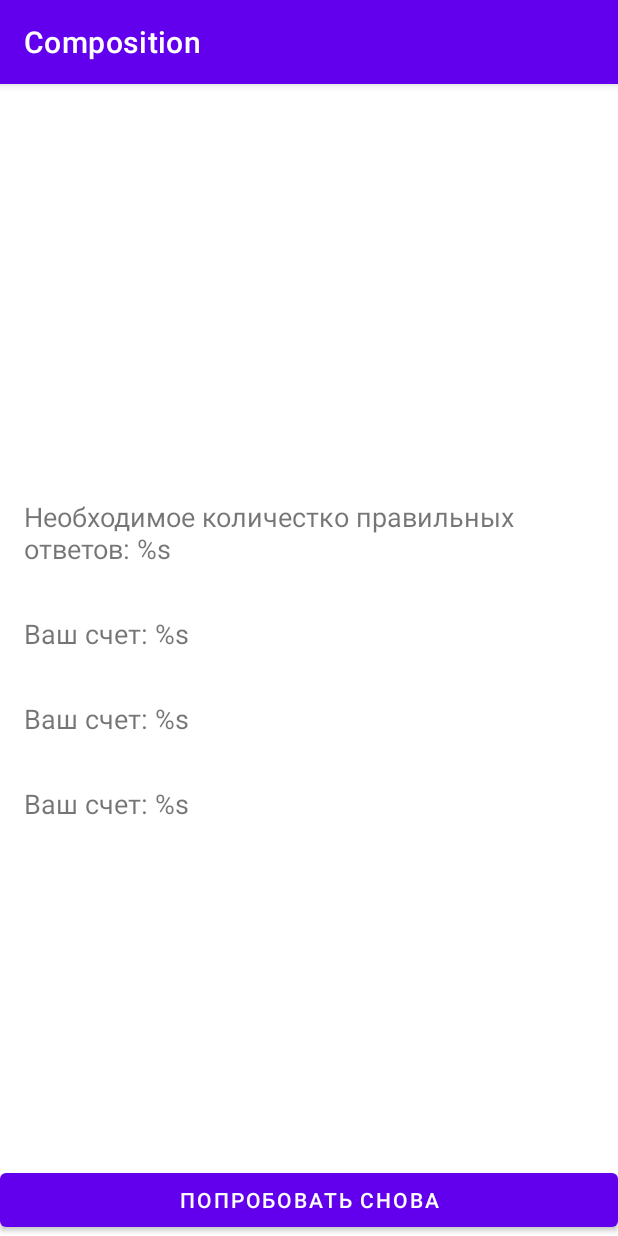
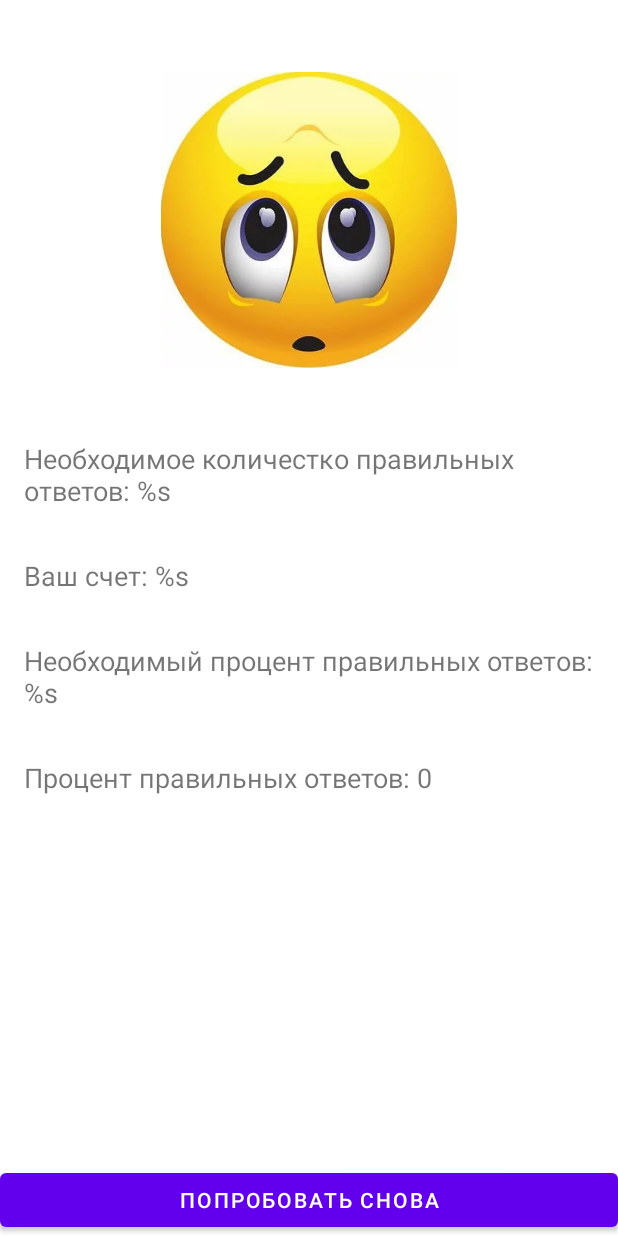
Before and after one commit to sb066coder/Composition, an Android app: the fragment GameFinishedFragment shown on its own in the app's theme, on a phone screen of 412 x 824 dp. Run offline under Robolectric (Android 15) with nearby library versions, the phone set to English and light mode, and no system bars; 7 statements that could not run were skipped.

Commit message:
GameFinishedFragment complete

```diff
--- a/app/src/main/AndroidManifest.xml
+++ b/app/src/main/AndroidManifest.xml
@@ -13,7 +13,8 @@
         tools:targetApi="31">
         <activity
             android:name=".presentation.MainActivity"
-            android:exported="true">
+            android:exported="true"
+            android:screenOrientation="portrait">
             <intent-filter>
                 <action android:name="android.intent.action.MAIN" />
 
--- a/app/src/main/java/ru/sb066coder/composition/presentation/GameFinishedFragment.kt
+++ b/app/src/main/java/ru/sb066coder/composition/presentation/GameFinishedFragment.kt
@@ -8,6 +8,7 @@ import android.view.ViewGroup
 import androidx.activity.OnBackPressedCallback
 import androidx.fragment.app.Fragment
 import androidx.fragment.app.FragmentManager
+import ru.sb066coder.composition.R
 import ru.sb066coder.composition.databinding.FragmentGameFinishedBinding
 import ru.sb066coder.composition.domain.entity.GameResult
 
@@ -25,9 +26,7 @@ class GameFinishedFragment : Fragment() {
     }
 
     override fun onCreateView(
-        inflater: LayoutInflater,
-        container: ViewGroup?,
-        savedInstanceState: Bundle?
+        inflater: LayoutInflater, container: ViewGroup?, savedInstanceState: Bundle?
     ): View {
         _binding = FragmentGameFinishedBinding.inflate(inflater, container, false)
         return binding.root
@@ -35,6 +34,33 @@ class GameFinishedFragment : Fragment() {
 
     override fun onViewCreated(view: View, savedInstanceState: Bundle?) {
         super.onViewCreated(view, savedInstanceState)
+        setupListeners()
+        bindViews()
+    }
+
+    private fun bindViews() {
+        val context = requireContext()
+        with(binding) {
+            ivEmojiResult.setImageResource(getSmileResId())
+            tvRequiredAnswers.text = String.format(
+                context.getString(R.string.required_answers_amount),
+                gameResult.gameSettings.minAmountOfRightAnswers.toString()
+            )
+            tvScoreAnswers.text = String.format(
+                context.getString(R.string.score_answers),
+                gameResult.amountOfRightAnswers.toString()
+            )
+            tvRequiredPercentage.text = String.format(
+                context.getString(R.string.required_answers_percent),
+                gameResult.gameSettings.minPercentOfRightAnswers.toString()
+            )
+            tvScorePercentage.text = String.format(
+                context.getString(R.string.score_percent), getScorePercentage().toString()
+            )
+        }
+    }
+
+    private fun setupListeners() {
         val callback = object : OnBackPressedCallback(true) {
             override fun handleOnBackPressed() {
                 retryGame()
@@ -46,11 +72,27 @@ class GameFinishedFragment : Fragment() {
         }
     }
 
+    private fun getSmileResId(): Int {
+        return if (gameResult.winner) {
+            R.drawable.ic_win_smile
+        } else {
+            R.drawable.ic_lose_smile
+        }
+    }
+    private fun getScorePercentage(): Int {
+        return if (gameResult.amountOfQuestions == 0) {
+            0
+        } else {
+            (gameResult.amountOfRightAnswers / gameResult.amountOfQuestions.toDouble() * 100).toInt()
+        }
+    }
+
     override fun onDestroyView() {
         super.onDestroyView()
         _binding = null
     }
 
+    @Suppress("DEPRECATION")
     private fun parseArgs() {
         if (Build.VERSION.SDK_INT >= Build.VERSION_CODES.TIRAMISU) {
             requireArguments().getParcelable(KEY_GAME_RESULT, GameResult::class.java)?.let {
@@ -65,7 +107,8 @@ class GameFinishedFragment : Fragment() {
 
     private fun retryGame() {
         requireActivity().supportFragmentManager.popBackStack(
-            GameFragment.NAME, FragmentManager.POP_BACK_STACK_INCLUSIVE)
+            GameFragment.NAME, FragmentManager.POP_BACK_STACK_INCLUSIVE
+        )
     }
 
     companion object {
--- a/app/src/main/res/layout/fragment_game_finished.xml
+++ b/app/src/main/res/layout/fragment_game_finished.xml
@@ -56,7 +56,7 @@
         app:layout_constraintEnd_toEndOf="parent"
         app:layout_constraintBottom_toTopOf="@id/tvScorePercentage"
         app:layout_constraintVertical_chainStyle="packed"
-        android:text="@string/required_percentage" />
+        android:text="@string/required_answers_percent" />
 
     <TextView
         android:id="@+id/tvScorePercentage"
@@ -69,7 +69,7 @@
         app:layout_constraintEnd_toEndOf="parent"
         app:layout_constraintBottom_toBottomOf="parent"
         app:layout_constraintVertical_chainStyle="packed"
-        android:text="@string/score_percentage" />
+        android:text="@string/score_percent" />
 
     <Button
         android:id="@+id/btnRetry"
--- a/app/src/main/res/values-night/themes.xml
+++ b/app/src/main/res/values-night/themes.xml
@@ -1,6 +1,6 @@
 <resources xmlns:tools="http://schemas.android.com/tools">
     <!-- Base application theme. -->
-    <style name="Theme.Composition" parent="Theme.MaterialComponents.DayNight.DarkActionBar">
+    <style name="Theme.Composition" parent="Theme.MaterialComponents.DayNight.NoActionBar">
         <!-- Primary brand color. -->
         <item name="colorPrimary">@color/purple_200</item>
         <item name="colorPrimaryVariant">@color/purple_700</item>
--- a/app/src/main/res/values/strings.xml
+++ b/app/src/main/res/values/strings.xml
@@ -13,8 +13,8 @@
     <string name="progress_answers">Правильных ответов %s (минимум %s)</string>
     <string name="game_over">Game over</string>
     <string name="required_answers_amount">Необходимое количестко правильных ответов: %s</string>
+    <string name="required_answers_percent">Необходимый процент правильных ответов: %s</string>
     <string name="score_answers">Ваш счет: %s</string>
-    <string name="required_percentage">Ваш счет: %s</string>
-    <string name="score_percentage">Ваш счет: %s</string>
+    <string name="score_percent">Процент правильных ответов: %s</string>
     <string name="retry">Попробовать снова</string>
 </resources>
--- a/app/src/main/res/values/themes.xml
+++ b/app/src/main/res/values/themes.xml
@@ -1,6 +1,6 @@
 <resources xmlns:tools="http://schemas.android.com/tools">
     <!-- Base application theme. -->
-    <style name="Theme.Composition" parent="Theme.MaterialComponents.DayNight.DarkActionBar">
+    <style name="Theme.Composition" parent="Theme.MaterialComponents.DayNight.NoActionBar">
         <!-- Primary brand color. -->
         <item name="colorPrimary">@color/purple_500</item>
         <item name="colorPrimaryVariant">@color/purple_700</item>
```
Also changed, not shown: app/src/main/java/ru/sb066coder/composition/presentation/GameViewModel.kt (+6 -1 lines).
